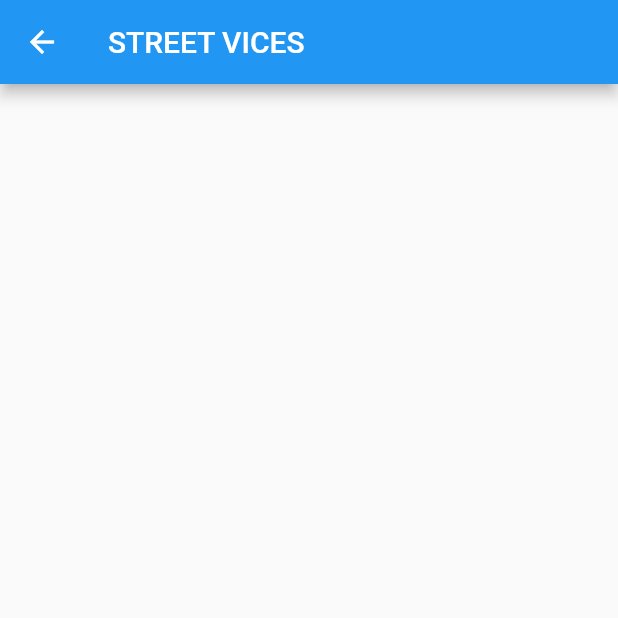
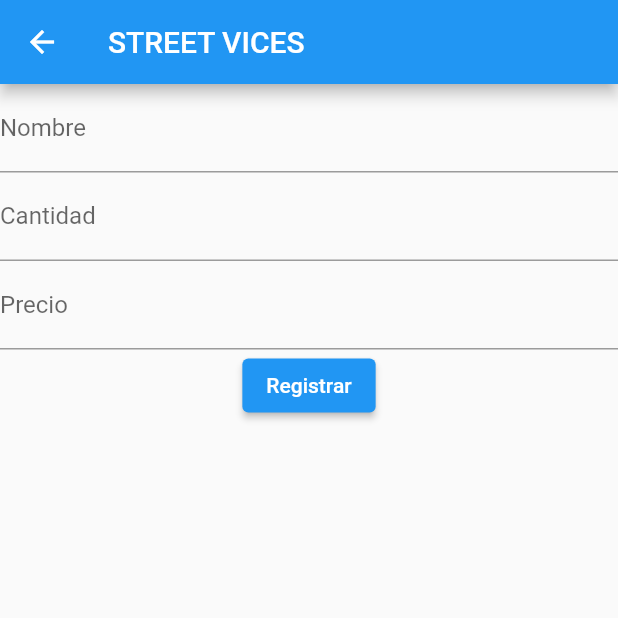
Before and after one commit to jordy425/streetvices_, a Flutter app: the screen it shows after launch, after a tap on "Productos", on a phone screen of 412 x 824 dp, the top half of it. Run offline on Flutter 3.47's test engine with Material 2 defaults, Android fonts, the phone set to English and light mode, and no system bars; our stand-ins replace sqflite; accounts and stored records are empty; network calls fail.

Commit message:
Se actualiza todo, solo falta el total y borrar todo

```diff
--- a/lib/home.dart
+++ b/lib/home.dart
@@ -17,14 +17,19 @@ class MyHomePage extends StatelessWidget {
             SizedBox(
               height: 25,
             ),
-            Image.network('', height: 150,),
+            Image.network(
+              'https://img.freepik.com/foto-gratis/tienda-ropa-tienda-ropa-perchas-tienda-boutique-moderna_1150-8886.jpg',
+              height: 150,
+            ),
             SizedBox(
               height: 25,
             ),
-            ElevatedButton(onPressed: (){
-              Navigator.push(context, MaterialPageRoute(builder: (context) => productos()));
-            },
-            child: Text('Productos'))
+            ElevatedButton(
+                onPressed: () {
+                  Navigator.push(context,
+                      MaterialPageRoute(builder: (context) => productos()));
+                },
+                child: Text('Productos'))
           ],
         ),
       ),
--- a/lib/productos.dart
+++ b/lib/productos.dart
@@ -1,4 +1,6 @@
 import 'package:flutter/material.dart';
+
+import 'listarproductos.dart';
 
 class productos extends StatefulWidget {
   const productos({super.key});
@@ -10,22 +12,71 @@ class productos extends StatefulWidget {
 class _productosState extends State<productos> {
   final _formKey = GlobalKey<FormState>();
 
+  final _controllerNombre = TextEditingController();
+  final _controllerCantidad = TextEditingController();
+  final _controllerPrecio = TextEditingController();
+
+
   @override
   Widget build(BuildContext context) {
     return Scaffold(
       appBar: AppBar(
         title: Text('STREET VICES'),
       ),
-      body: Padding(
-          padding: EdgeInsets.only(top: 30),
-          child: Column(
-            key: _formKey,
-            crossAxisAlignment: CrossAxisAlignment.start,
-            children: [
+      body: Form(
+        key: _formKey,
+        child: Column(
+          children: [
+            TextFormField(
+              controller: _controllerNombre,
+              decoration: InputDecoration(label: Text("Nombre")),
+              validator: (value) {
+                if (value == null || value.isEmpty) {
+                  return 'Ingresa lo solicitado';
+                }
+                return null;
+              },
+            ),
+            TextFormField(
+              controller: _controllerCantidad,
+              decoration: InputDecoration(label: Text("Cantidad")),
+              validator: (value) {
+                if (value == null || value.isEmpty) {
+                  return 'Ingresa lo solicitado';
+                }
+                return null;
+              },
+            ),
 
-            ],
-          ),
-        )
+            TextFormField(
+              controller: _controllerPrecio,
+              decoration: InputDecoration(label: Text("Precio")),
+              validator: (value) {
+                if (value == null || value.isEmpty) {
+                  return 'Ingresa lo solicitado';
+                }
+                return null;
+              },
+            ),
+
+            ElevatedButton(
+              onPressed: () {
+                // Validate returns true if the form is valid, or false otherwise.
+                if (_formKey.currentState!.validate()) {
+                  // If the form is valid, display a snackbar. In the real world,
+                  // you'd often call a server or save the information in a database.
+                  ScaffoldMessenger.of(context).showSnackBar(
+                    const SnackBar(content: Text('Processing Data')),
+                  );
+                  Navigator.push(context,
+                      MaterialPageRoute(builder: (context) => ListProductosPage()));
+                }
+              },
+              child: const Text('Registrar'),
+            ),
+          ],
+        ),
+      ),
     );
   }
 }
```
Also changed, not shown: lib/listarproductos.dart (added, +65 -0 lines), lib/produt_model.dart (+29 -3 lines), pubspec.lock.
